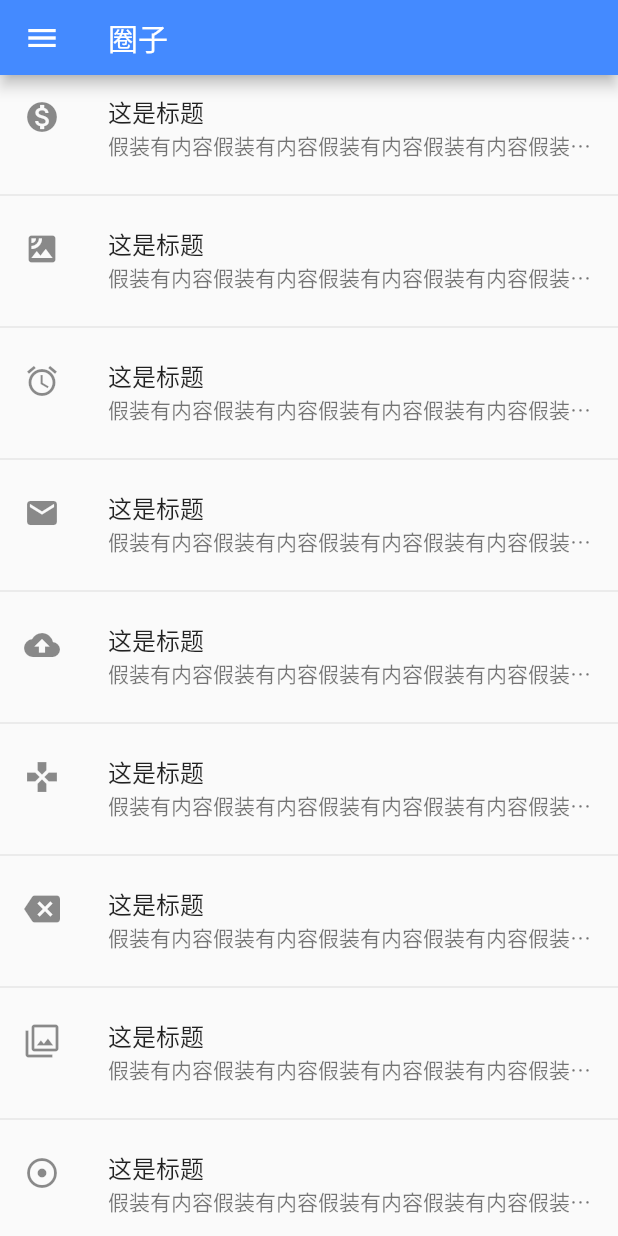
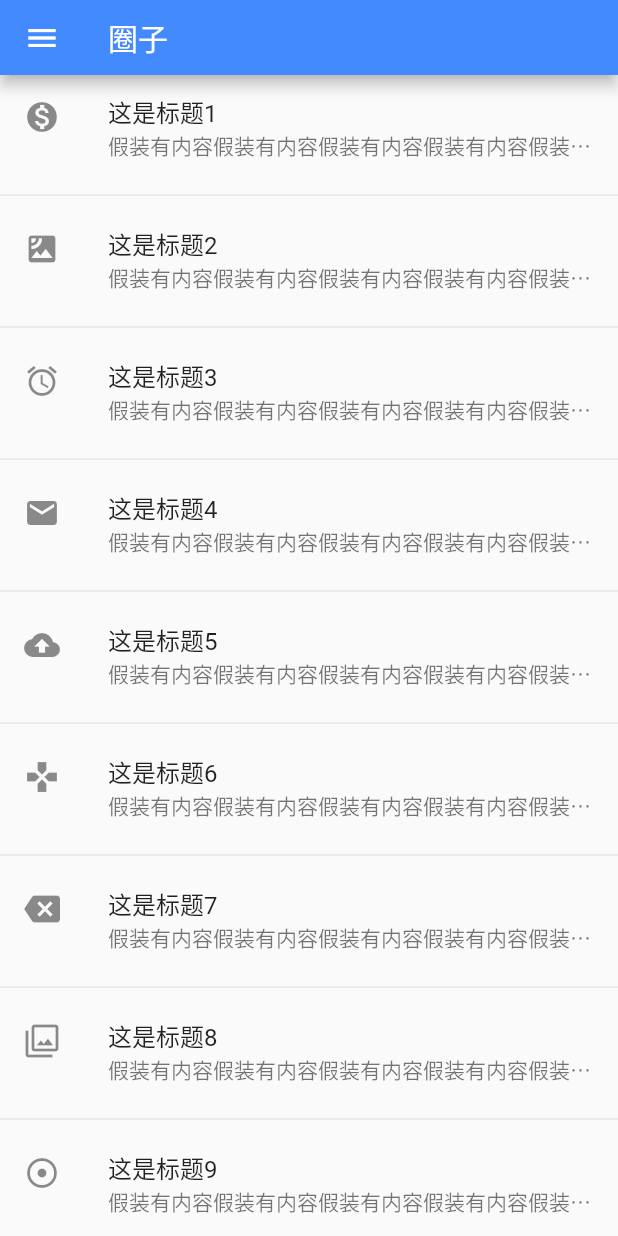
Before and after one commit to esirioneyibo/flutter_study_app, a Flutter app: the ChatScreen screen opened directly, on a phone screen of 412 x 824 dp. Run offline on Flutter 3.47's test engine with Material 2 defaults, Android fonts, the phone set to English and light mode, and no system bars; network calls fail.

Commit message:
bug修改

```diff
--- a/lib/pages/chat.dart
+++ b/lib/pages/chat.dart
@@ -42,10 +42,10 @@ class ChatScreen extends StatelessWidget {
               return Column(
                 children: <Widget>[
                   ListTile(
-                    title: Text('这是标题'),
+                    title: Text(posts[index].title),
                     leading: Icon(posts[index].icon),
                     subtitle: Text(
-                      '假装有内容假装有内容假装有内容假装有内容假装有内容假装有内容',
+                      posts[index].subTitle,
                       maxLines: 1,
                       overflow: TextOverflow.ellipsis,
                     ),
```
